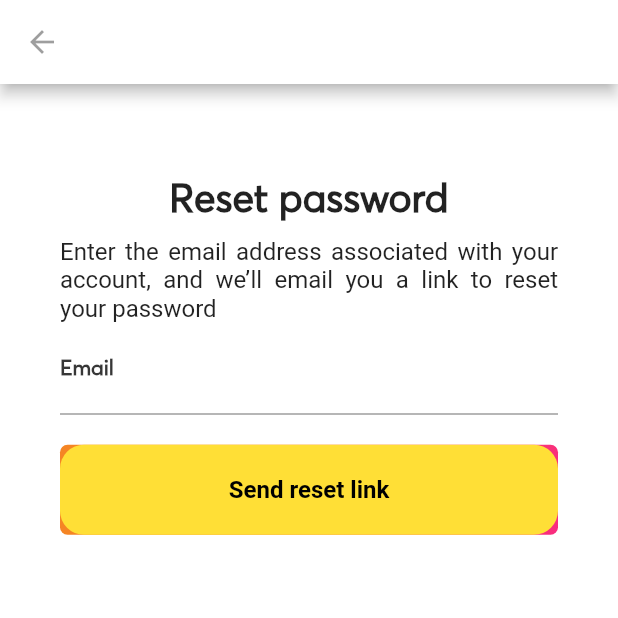
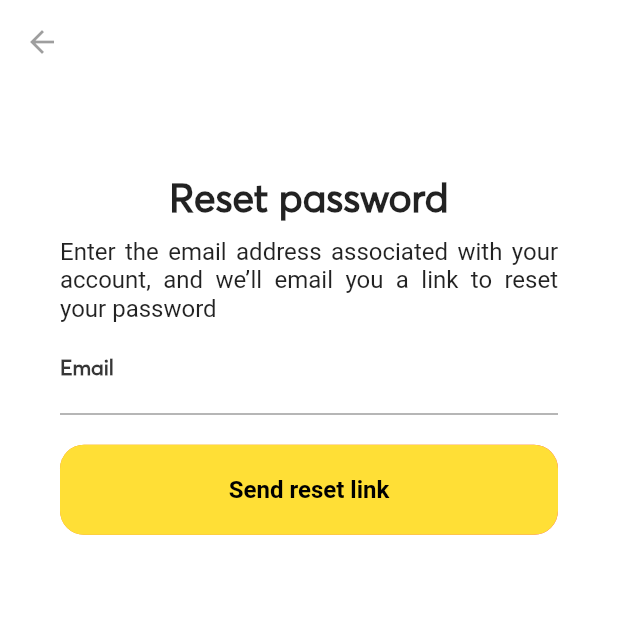
Before and after one commit to ilicina1/lmma_box, a Flutter app: the screen it shows after launch, on a phone screen of 412 x 824 dp, the top half of it. Run offline on Flutter 3.47's test engine with Material 2 defaults, Android fonts, the phone set to English and light mode, and no system bars; our stand-ins replace splashscreen; Roboto replaces fonts that are missing (Averta CY); project files that could hold a hidden picture were left out.

```diff
--- a/lib/view/signinscreens/pages/reset_password.dart
+++ b/lib/view/signinscreens/pages/reset_password.dart
@@ -6,6 +6,7 @@ class ResetPasswordPage extends StatelessWidget {
   Widget build(BuildContext context) {
     return Scaffold(
       appBar: AppBar(
+        elevation: 0,
         backgroundColor: Colors.white,
         automaticallyImplyLeading: true,
         leading: IconButton(
@@ -81,7 +82,7 @@ class ResetPasswordPage extends StatelessWidget {
                             ],
                           ),
                           borderRadius: BorderRadius.all(
-                            Radius.circular(5),
+                            Radius.circular(16),
                           ),
                         ),
                         child: SizedBox.expand(
```
